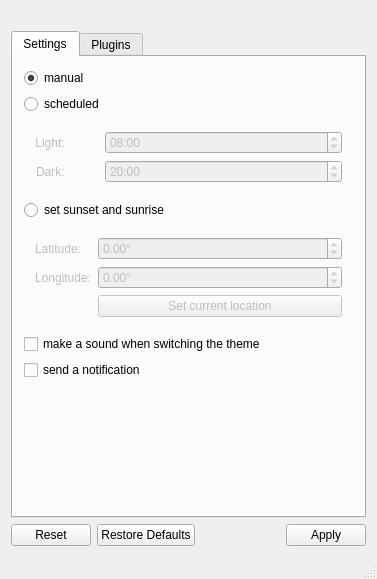
Before: the Qt Designer form designer/mainwindow.ui in l0drex/Yin-Yang, drawn with Qt 5.
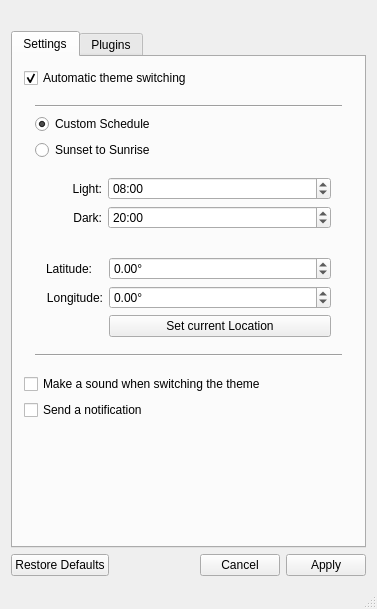
After: the same form once the commit is applied. Icons and pictures are not drawn.

Diff of the .ui file:
```diff
--- a/designer/mainwindow.ui
+++ b/designer/mainwindow.ui
@@ -10,7 +10,7 @@
     <x>0</x>
     <y>0</y>
     <width>377</width>
-    <height>579</height>
+    <height>609</height>
    </rect>
   </property>
   <property name="minimumSize">
@@ -56,30 +56,44 @@
        </attribute>
        <layout class="QVBoxLayout" name="settings_layout">
         <item>
-         <widget class="QRadioButton" name="btn_manual">
+         <widget class="QCheckBox" name="btn_enable">
           <property name="text">
-           <string>manual</string>
+           <string>Automatic theme switching</string>
           </property>
           <property name="checked">
            <bool>true</bool>
+          </property>
+         </widget>
+        </item>
+        <item>
+         <widget class="QWidget" name="schedule_settings" native="true">
+          <layout class="QVBoxLayout" name="schedule_settings_layout">
+           <item>
+            <widget class="Line" name="line_top">
+             <property name="orientation">
+              <enum>Qt::Horizontal</enum>
           </property>
          </widget>
         </item>
         <item>
          <widget class="QRadioButton" name="btn_schedule">
           <property name="text">
-           <string>scheduled</string>
+              <string>Custom Schedule</string>
           </property>
           <property name="checked">
-           <bool>false</bool>
+              <bool>true</bool>
+             </property>
+            </widget>
+           </item>
+           <item>
+            <widget class="QRadioButton" name="btn_sun">
+             <property name="text">
+              <string>Sunset to Sunrise</string>
           </property>
          </widget>
         </item>
         <item>
          <widget class="QFrame" name="time">
-          <property name="enabled">
-           <bool>false</bool>
-          </property>
           <property name="sizePolicy">
            <sizepolicy hsizetype="Preferred" vsizetype="Preferred">
             <horstretch>0</horstretch>
@@ -90,8 +104,8 @@
            <property name="labelAlignment">
             <set>Qt::AlignCenter</set>
            </property>
-           <property name="horizontalSpacing">
-            <number>40</number>
+              <property name="leftMargin">
+               <number>37</number>
            </property>
            <item row="0" column="0">
             <widget class="QLabel" name="label_light">
@@ -99,12 +113,24 @@
               <string>Light:</string>
              </property>
              <property name="alignment">
-              <set>Qt::AlignCenter</set>
+                 <set>Qt::AlignRight|Qt::AlignTrailing|Qt::AlignVCenter</set>
              </property>
             </widget>
            </item>
            <item row="0" column="1">
             <widget class="QTimeEdit" name="inp_time_light">
+                <property name="sizePolicy">
+                 <sizepolicy hsizetype="Minimum" vsizetype="Minimum">
+                  <horstretch>0</horstretch>
+                  <verstretch>0</verstretch>
+                 </sizepolicy>
+                </property>
+                <property name="minimumSize">
+                 <size>
+                  <width>88</width>
+                  <height>0</height>
+                 </size>
+                </property>
              <property name="displayFormat">
               <string>HH:mm</string>
              </property>
@@ -122,10 +148,25 @@
              <property name="text">
               <string>Dark:</string>
              </property>
+                <property name="alignment">
+                 <set>Qt::AlignRight|Qt::AlignTrailing|Qt::AlignVCenter</set>
+                </property>
             </widget>
            </item>
            <item row="1" column="1">
             <widget class="QTimeEdit" name="inp_time_dark">
+                <property name="sizePolicy">
+                 <sizepolicy hsizetype="Minimum" vsizetype="Minimum">
+                  <horstretch>0</horstretch>
+                  <verstretch>0</verstretch>
+                 </sizepolicy>
+                </property>
+                <property name="minimumSize">
+                 <size>
+                  <width>88</width>
+                  <height>0</height>
+                 </size>
+                </property>
              <property name="displayFormat">
               <string>HH:mm</string>
              </property>
@@ -141,24 +182,17 @@
           </layout>
          </widget>
         </item>
-        <item>
-         <widget class="QRadioButton" name="btn_sun">
-          <property name="text">
-           <string>set sunset and sunrise</string>
-          </property>
-         </widget>
-        </item>
         <item>
          <widget class="QFrame" name="location">
-          <property name="enabled">
-           <bool>false</bool>
-          </property>
           <layout class="QFormLayout" name="location_layout">
            <item row="0" column="0">
             <widget class="QLabel" name="label_latitude">
              <property name="text">
               <string>Latitude:</string>
              </property>
+                <property name="alignment">
+                 <set>Qt::AlignRight|Qt::AlignTrailing|Qt::AlignVCenter</set>
+                </property>
             </widget>
            </item>
            <item row="1" column="0">
@@ -166,10 +200,25 @@
              <property name="text">
               <string>Longitude:</string>
              </property>
+                <property name="alignment">
+                 <set>Qt::AlignRight|Qt::AlignTrailing|Qt::AlignVCenter</set>
+                </property>
             </widget>
            </item>
            <item row="0" column="1">
             <widget class="QDoubleSpinBox" name="inp_latitude">
+                <property name="sizePolicy">
+                 <sizepolicy hsizetype="Minimum" vsizetype="Minimum">
+                  <horstretch>0</horstretch>
+                  <verstretch>0</verstretch>
+                 </sizepolicy>
+                </property>
+                <property name="minimumSize">
+                 <size>
+                  <width>88</width>
+                  <height>0</height>
+                 </size>
+                </property>
              <property name="suffix">
               <string>°</string>
              </property>
@@ -183,6 +232,18 @@
            </item>
            <item row="1" column="1">
             <widget class="QDoubleSpinBox" name="inp_longitude">
+                <property name="sizePolicy">
+                 <sizepolicy hsizetype="Minimum" vsizetype="Fixed">
+                  <horstretch>0</horstretch>
+                  <verstretch>0</verstretch>
+                 </sizepolicy>
+                </property>
+                <property name="minimumSize">
+                 <size>
+                  <width>88</width>
+                  <height>0</height>
+                 </size>
+                </property>
              <property name="suffix">
               <string>°</string>
              </property>
@@ -197,7 +258,17 @@
            <item row="2" column="1">
             <widget class="QPushButton" name="btn_location">
              <property name="text">
-              <string>Set current location</string>
+                 <string>Set current Location</string>
+                </property>
+               </widget>
+              </item>
+             </layout>
+            </widget>
+           </item>
+           <item>
+            <widget class="Line" name="line_bottom">
+             <property name="orientation">
+              <enum>Qt::Horizontal</enum>
              </property>
             </widget>
            </item>
@@ -207,14 +278,14 @@
         <item>
          <widget class="QCheckBox" name="toggle_sound">
           <property name="text">
-           <string>make a sound when switching the theme</string>
+           <string>Make a sound when switching the theme</string>
           </property>
          </widget>
         </item>
         <item>
          <widget class="QCheckBox" name="toggle_notification">
           <property name="text">
-           <string>send a notification</string>
+           <string>Send a notification</string>
           </property>
          </widget>
         </item>
@@ -266,7 +337,7 @@
     <item>
      <widget class="QDialogButtonBox" name="btn_box">
       <property name="standardButtons">
-       <set>QDialogButtonBox::Apply|QDialogButtonBox::Reset|QDialogButtonBox::RestoreDefaults</set>
+       <set>QDialogButtonBox::Apply|QDialogButtonBox::Cancel|QDialogButtonBox::RestoreDefaults</set>
       </property>
      </widget>
     </item>
```
Left out of the diff: 57 changed lines with no effect on the pictures. Lines whose indentation alone changed are shown as unchanged.
